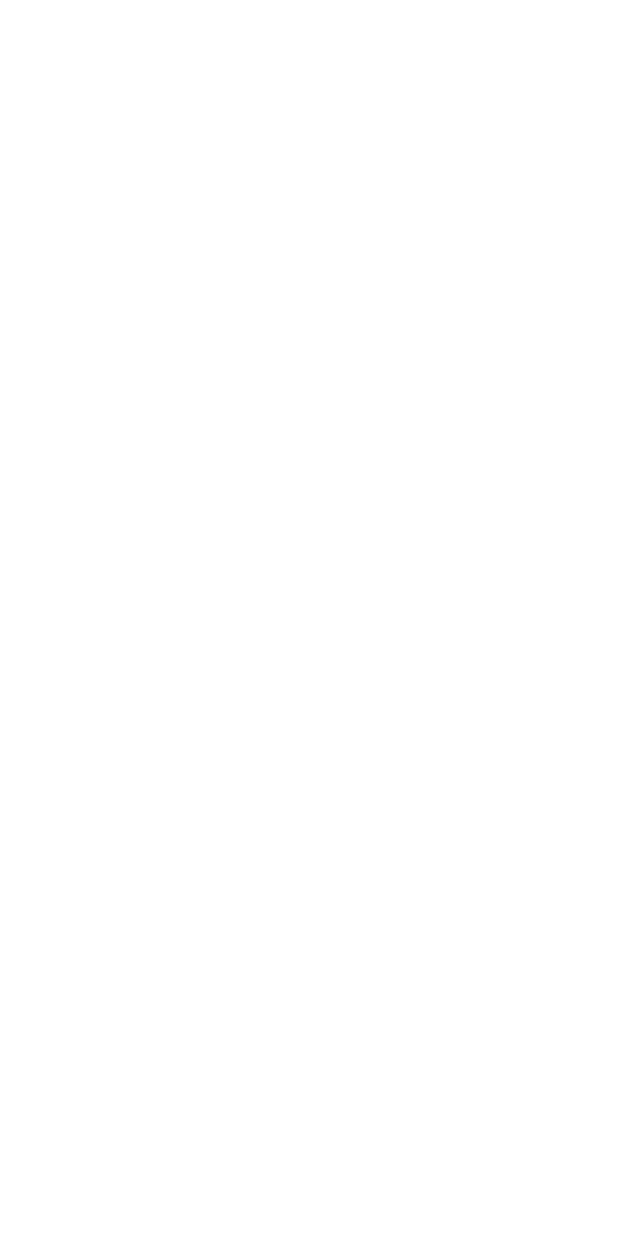
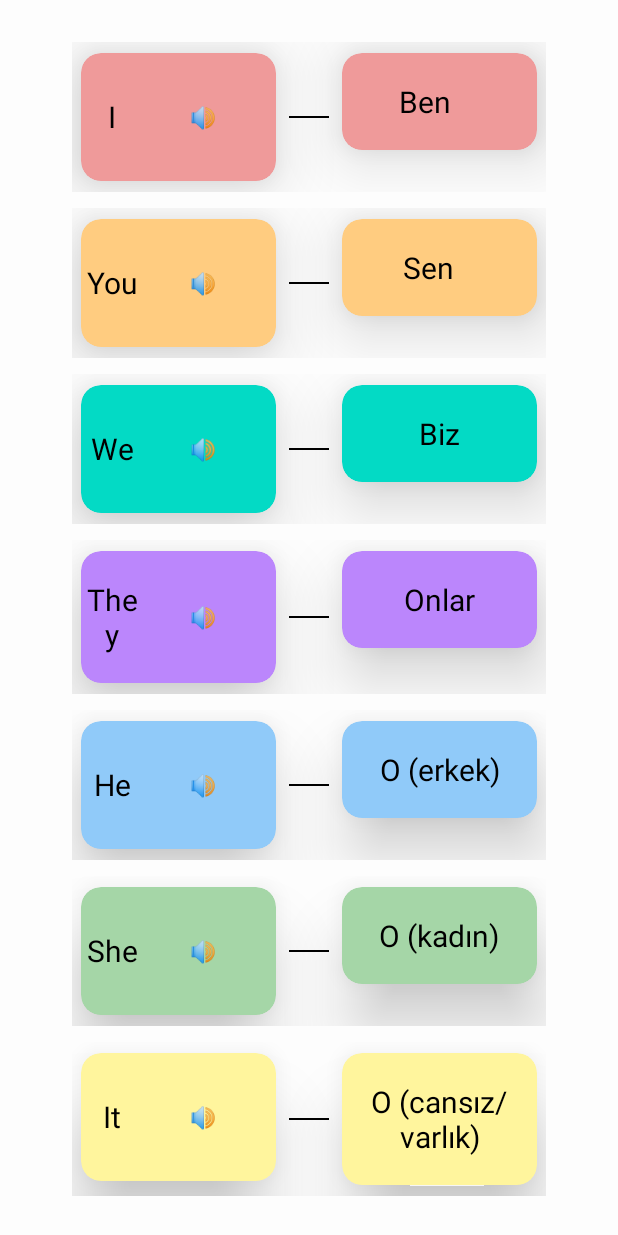
Before and after one commit to silapala/LingoLand, an Android app: the OzneActivity screen opened directly, with no data from a screen before it, on a phone screen of 412 x 824 dp. Before the commit the screen is empty. Run offline under Robolectric (Android 15) with nearby library versions, the light colour scheme and no system bars.

Commit message:
kelime pratiği sınıfı özne kısmı yapıldı.

```diff
--- a/app/src/main/java/com/example/myapplication/MainActivity.kt
+++ b/app/src/main/java/com/example/myapplication/MainActivity.kt
@@ -11,6 +11,7 @@ import android.widget.Toast
 import androidx.appcompat.app.AppCompatActivity
 import com.example.myapplication.Gorselseviyeler.Gorsel
 import com.example.myapplication.authentication.Giris
+import com.example.myapplication.cumleseviyeler.CumleKurma
 import com.example.myapplication.kelimeseviyeler.KelimePratik
 import com.example.myapplication.sesliseviyeler.SesliPratik
 import com.google.firebase.Firebase
--- a/app/src/main/java/com/example/myapplication/CumleKurma.kt
+++ b/app/src/main/java/com/example/myapplication/cumleseviyeler/CumleKurma.kt
@@ -1,12 +1,10 @@
-package com.example.myapplication
+package com.example.myapplication.cumleseviyeler
 
 import android.content.Intent
 import android.os.Bundle
 import android.widget.Button
 import androidx.appcompat.app.AppCompatActivity
-import com.example.myapplication.cumleseviyeler.CumKur1
-import com.example.myapplication.cumleseviyeler.CumSviye2
-import com.example.myapplication.cumleseviyeler.CuSeviye3
+import com.example.myapplication.R
 
 class CumleKurma : AppCompatActivity() {
     override fun onCreate(savedInstanceState: Bundle?) {
--- a/app/src/main/java/com/example/myapplication/kelimeseviyeler/KelimeP1.kt
+++ b/app/src/main/java/com/example/myapplication/kelimeseviyeler/KelimeP1.kt
@@ -7,6 +7,7 @@ import android.widget.Button
 import android.widget.LinearLayout
 import com.example.myapplication.R
 import com.example.myapplication.temeldil.OzneActivity
+
 
 class KelimeP1 : AppCompatActivity() {
     override fun onCreate(savedInstanceState: Bundle?) {
--- /dev/null
+++ b/app/src/main/java/com/example/myapplication/kelimeseviyeler/OzneFragment.kt
@@ -0,0 +1,124 @@
+package com.example.myapplication.kelimeseviyeler
+
+import android.speech.tts.TextToSpeech
+import android.os.Bundle
+import android.view.Gravity
+import android.view.View
+import android.widget.*
+import androidx.cardview.widget.CardView
+import androidx.core.content.ContextCompat
+import androidx.fragment.app.Fragment
+import androidx.viewpager2.widget.ViewPager2
+import com.example.myapplication.R
+
+class OzneFragment(
+    private val pronouns: List<Pair<String, String>>,
+    private val tts: TextToSpeech
+) : Fragment(R.layout.fragment_ozne_page) {
+
+    private val cardColors = listOf(
+        R.color.red_200,
+        R.color.orange_200,
+        R.color.teal_200,
+        R.color.purple_200,
+        R.color.blue_200,
+        R.color.green_200,
+        R.color.yellow_200
+    )
+
+    override fun onViewCreated(view: View, savedInstanceState: Bundle?) {
+        super.onViewCreated(view, savedInstanceState)
+
+        val blocksContainer: LinearLayout = view.findViewById(R.id.blocksContainer)
+
+        pronouns.forEachIndexed { index, (english, turkish) ->
+            val rowLayout = LinearLayout(requireContext()).apply {
+                orientation = LinearLayout.HORIZONTAL
+                layoutParams = LinearLayout.LayoutParams(
+                    LinearLayout.LayoutParams.MATCH_PARENT,
+                    LinearLayout.LayoutParams.WRAP_CONTENT
+                ).apply {
+                    bottomMargin = 16
+                }
+            }
+
+            val color = ContextCompat.getColor(requireContext(), cardColors[index % cardColors.size])
+
+            val englishCard = createCard(english, color, isEnglish = true)
+            val arrowView = View(requireContext()).apply {
+                setBackgroundColor(ContextCompat.getColor(requireContext(), R.color.black))
+                layoutParams = LinearLayout.LayoutParams(40, 2).apply {
+                    leftMargin = 4
+                    rightMargin = 4
+                    gravity = Gravity.CENTER_VERTICAL
+                }
+            }
+            val turkishCard = createCard(turkish, color, isEnglish = false)
+
+            rowLayout.addView(englishCard, LinearLayout.LayoutParams(0, LinearLayout.LayoutParams.WRAP_CONTENT, 1f))
+            rowLayout.addView(arrowView)
+            rowLayout.addView(turkishCard, LinearLayout.LayoutParams(0, LinearLayout.LayoutParams.WRAP_CONTENT, 1f))
+
+            blocksContainer.addView(rowLayout)
+        }
+
+        // ViewPager2 butonlarını bağlama
+        val viewPager = requireActivity().findViewById<ViewPager2>(R.id.viewPagerOzne)
+        val buttonLeft = requireActivity().findViewById<Button>(R.id.buttonLeft)
+        val buttonRight = requireActivity().findViewById<Button>(R.id.buttonRight)
+
+        buttonLeft.setOnClickListener {
+            if (viewPager.currentItem > 0) {
+                viewPager.currentItem = viewPager.currentItem - 1
+            }
+        }
+
+        buttonRight.setOnClickListener {
+            val itemCount = viewPager.adapter?.itemCount ?: 0
+            if (viewPager.currentItem < itemCount - 1) {
+                viewPager.currentItem = viewPager.currentItem + 1
+            }
+        }
+    }
+
+    private fun createCard(textContent: String, color: Int, isEnglish: Boolean): CardView {
+        return CardView(requireContext()).apply {
+            radius = 20f
+            setCardBackgroundColor(color)
+            useCompatPadding = true
+            elevation = 40f
+
+            val contentLayout = LinearLayout(requireContext()).apply {
+                orientation = LinearLayout.HORIZONTAL
+                gravity = Gravity.CENTER_VERTICAL
+                setPadding(5, 28, 5, 28)
+            }
+
+            val textView = TextView(requireContext()).apply {
+                text = textContent
+                textSize = 20f
+                textAlignment = View.TEXT_ALIGNMENT_CENTER
+                setTextColor(ContextCompat.getColor(requireContext(), R.color.black))
+                layoutParams = LinearLayout.LayoutParams(0, LinearLayout.LayoutParams.WRAP_CONTENT, 1f).apply {
+                    weight = 2f
+                }
+            }
+
+            contentLayout.addView(textView)
+
+            if (isEnglish) {
+                val speakButton = Button(requireContext()).apply {
+                    text = "🔊"
+                    setBackgroundColor(android.graphics.Color.TRANSPARENT)
+                    setPadding(1, 0, 4, 0)
+                    setOnClickListener {
+                        tts.speak(textContent, TextToSpeech.QUEUE_FLUSH, null, null)
+                    }
+                }
+                contentLayout.addView(speakButton)
+            }
+
+            addView(contentLayout)
+        }
+    }
+}
--- /dev/null
+++ b/app/src/main/java/com/example/myapplication/kelimeseviyeler/OznePagerAdapter.kt
@@ -0,0 +1,19 @@
+package com.example.myapplication.kelimeseviyeler
+
+import android.speech.tts.TextToSpeech
+import androidx.fragment.app.Fragment
+import androidx.fragment.app.FragmentActivity
+import androidx.viewpager2.adapter.FragmentStateAdapter
+
+class OznePagerAdapter(
+    fa: FragmentActivity,
+    private val pronounPages: List<List<Pair<String, String>>>,
+    private val tts: TextToSpeech
+) : FragmentStateAdapter(fa) {
+
+    override fun getItemCount(): Int = pronounPages.size
+
+    override fun createFragment(position: Int): Fragment {
+        return OzneFragment(pronounPages[position], tts)
+    }
+}
--- a/app/src/main/java/com/example/myapplication/temeldil/OzneActivity.kt
+++ b/app/src/main/java/com/example/myapplication/temeldil/OzneActivity.kt
@@ -1,10 +1,64 @@
 package com.example.myapplication.temeldil
 
+import android.os.Bundle
+import android.speech.tts.TextToSpeech
 import androidx.appcompat.app.AppCompatActivity
-import android.os.Bundle
+import androidx.viewpager2.widget.ViewPager2
+import com.example.myapplication.R
+import com.example.myapplication.kelimeseviyeler.OznePagerAdapter
+import java.util.*
 
-class OzneActivity : AppCompatActivity() {
+class OzneActivity : AppCompatActivity(), TextToSpeech.OnInitListener {
+
+    private lateinit var tts: TextToSpeech
+    private lateinit var viewPager: ViewPager2
+
+    private val pronounPages = listOf(
+        listOf(
+            Pair("I", "Ben    "),
+            Pair("You", "Sen   "),
+            Pair("We", "Biz"),
+            Pair("They", "Onlar"),
+            Pair("He", "O (erkek)"),
+            Pair("She", "O (kadın)"),
+            Pair("It", "O (cansız/varlık)")
+        ),
+        listOf(
+            Pair("This", "Bu"),
+            Pair("That", "Şu"),
+            Pair("These", "Bunlar"),
+            Pair("Those", "Şunlar")
+        ),
+        listOf(
+            Pair("Everybody", "Herkes"),
+            Pair("Nobody", "Hiç kimse"),
+            Pair("Someone", "Biri"),
+            Pair("Anyone", "Herhangi biri")
+        )
+    )
+
     override fun onCreate(savedInstanceState: Bundle?) {
         super.onCreate(savedInstanceState)
+        setContentView(R.layout.activity_ozne)
+
+        tts = TextToSpeech(this, this)
+        viewPager = findViewById(R.id.viewPagerOzne)
+
+        val adapter = OznePagerAdapter(this, pronounPages, tts)
+        viewPager.adapter = adapter
+    }
+
+    override fun onInit(status: Int) {
+        if (status == TextToSpeech.SUCCESS) {
+            tts.language = Locale.ENGLISH
+        }
+    }
+
+    override fun onDestroy() {
+        if (::tts.isInitialized) {
+            tts.stop()
+            tts.shutdown()
+        }
+        super.onDestroy()
     }
 }
--- /dev/null
+++ b/app/src/main/res/layout/activity_giris.xml
@@ -0,0 +1,12 @@
+<?xml version="1.0" encoding="utf-8"?>
+<LinearLayout xmlns:android="http://schemas.android.com/apk/res/android"
+    android:id="@+id/girisContainer"
+    android:layout_width="match_parent"
+    android:layout_height="match_parent"
+    android:orientation="vertical"
+    android:gravity="center"
+    android:padding="16dp">
+
+    <!-- Örneğin buraya EditText ve Button ekleyebilirsin -->
+
+</LinearLayout>
--- /dev/null
+++ b/app/src/main/res/layout/activity_ozne.xml
@@ -0,0 +1,107 @@
+<?xml version="1.0" encoding="utf-8"?>
+<ScrollView xmlns:android="http://schemas.android.com/apk/res/android"
+    xmlns:app="http://schemas.android.com/apk/res-auto"
+    android:layout_width="match_parent"
+    android:layout_height="match_parent"
+    android:background="@color/colorBackground">
+
+    <LinearLayout
+        android:orientation="vertical"
+        android:padding="16dp"
+        android:layout_width="match_parent"
+        android:layout_height="wrap_content">
+
+        <!-- Başlık -->
+        <TextView
+            android:layout_width="match_parent"
+            android:layout_height="wrap_content"
+            android:text="Zamirler (Pronouns)"
+            android:textSize="24sp"
+            android:textStyle="bold"
+            android:textColor="@color/colorPrimary"
+            android:gravity="center"
+            android:layout_marginBottom="16dp" />
+
+        <!-- Özne tanımı -->
+        <androidx.cardview.widget.CardView
+            android:layout_width="match_parent"
+            android:layout_height="wrap_content"
+            app:cardCornerRadius="12dp"
+            app:cardElevation="4dp"
+            app:cardUseCompatPadding="true"
+            app:cardBackgroundColor="@color/arkaplan">
+
+            <TextView
+                android:id="@+id/ozneDefinition"
+                android:layout_width="match_parent"
+                android:layout_height="wrap_content"
+                android:text="Özne nedir? Özne, cümlede işi yapan ya da durumu bildiren öğedir. Özel isimler de öznedir."
+                android:textSize="20sp"
+                android:textColor="@color/black"
+                android:padding="16dp" />
+        </androidx.cardview.widget.CardView>
+
+        <!-- Başlık Satırı -->
+        <LinearLayout
+            android:layout_width="match_parent"
+            android:layout_height="wrap_content"
+            android:orientation="horizontal"
+            android:layout_marginTop="16dp"
+            android:layout_marginBottom="8dp">
+
+            <TextView
+                android:layout_width="0dp"
+                android:layout_height="wrap_content"
+                android:layout_weight="1"
+                android:text="İngilizce"
+                android:textStyle="bold"
+                android:textSize="16sp"
+                android:gravity="center" />
+
+            <Space
+                android:layout_width="40dp"
+                android:layout_height="wrap_content" />
+
+            <TextView
+                android:layout_width="0dp"
+                android:layout_height="wrap_content"
+                android:layout_weight="1"
+                android:text="Türkçe"
+                android:textStyle="bold"
+                android:textSize="16sp"
+                android:gravity="center" />
+        </LinearLayout>
+        <androidx.viewpager2.widget.ViewPager2
+            android:id="@+id/viewPagerOzne"
+            android:layout_width="match_parent"
+            android:layout_height="match_parent"
+            android:padding="16dp"
+            app:layout_constraintTop_toTopOf="parent"
+            app:layout_constraintBottom_toBottomOf="parent" />
+        <Button
+            android:id="@+id/buttonLeft"
+            android:layout_width="48dp"
+            android:layout_height="48dp"
+            android:text="◀"
+            android:layout_alignParentStart="true"
+            android:layout_centerVertical="true"
+            android:background="@android:color/transparent" />
+
+        <!-- Sağ geçiş butonu -->
+        <Button
+            android:id="@+id/buttonRight"
+            android:layout_width="48dp"
+            android:layout_height="48dp"
+            android:text="▶"
+            android:layout_alignParentEnd="true"
+            android:layout_centerVertical="true"
+            android:background="@android:color/transparent" />
+
+        <LinearLayout
+            android:id="@+id/blocksContainer"
+            android:orientation="vertical"
+            android:layout_width="match_parent"
+            android:layout_height="wrap_content" />
+
+    </LinearLayout>
+</ScrollView>
--- /dev/null
+++ b/app/src/main/res/layout/fragment_ozne_page.xml
@@ -0,0 +1,10 @@
+<?xml version="1.0" encoding="utf-8"?>
+<LinearLayout xmlns:android="http://schemas.android.com/apk/res/android"
+    android:id="@+id/blocksContainer"
+    android:layout_width="match_parent"
+    android:layout_height="match_parent"
+    android:orientation="vertical"
+    android:padding="16dp"
+    android:gravity="center"
+
+    />
--- /dev/null
+++ b/app/src/main/res/layout/item_ozne.xml
@@ -0,0 +1,31 @@
+<?xml version="1.0" encoding="utf-8"?>
+<androidx.cardview.widget.CardView xmlns:android="http://schemas.android.com/apk/res/android"
+    android:id="@+id/cardView"
+    android:layout_width="match_parent"
+    android:layout_height="wrap_content"
+    android:layout_margin="16dp"
+    android:radius="24dp"
+    android:elevation="6dp">
+
+    <LinearLayout
+        android:layout_width="450dp"
+        android:layout_height="wrap_content"
+        android:gravity="center_vertical"
+        android:orientation="horizontal"
+        android:padding="16dp">
+
+        <TextView
+            android:id="@+id/textView"
+            android:layout_width="390dp"
+            android:layout_height="wrap_content"
+            android:textColor="@android:color/black"
+            android:textSize="22sp" />
+
+        <Button
+            android:id="@+id/speakButton"
+            android:layout_width="48dp"
+            android:layout_height="wrap_content"
+            android:background="@android:color/transparent"
+            android:text="🔊" />
+    </LinearLayout>
+</androidx.cardview.widget.CardView>
--- a/app/src/main/res/values/colors.xml
+++ b/app/src/main/res/values/colors.xml
@@ -17,12 +17,18 @@
     <color name="colorButton2">#4CAF50</color>
     <color name="colorButton3">#2196F3</color>
     <color name="colorButton4">#9C27B0</color>
-    <color name="arkaplan">#564F7A</color>
+    <color name="arkaplan">#E5B6B5B6</color>
         <color name="colorPrimary">#1976D2</color>
 <color name="kartback">#5EEF9E9E</color>
         <color name="seviye1_rengi">#FF5733</color>
         <color name="seviye2_rengi">#33FF57</color>
         <color name="seviye3_rengi">#D500F9</color>
     <color name="card_background">#DDFB7F2C</color>
+    <color name="red_200">#EF9A9A</color>
+
+    <color name="orange_200">#FFCC80</color>
+    <color name="green_200">#A5D6A7</color>
+    <color name="blue_200">#90CAF9</color>
+    <color name="yellow_200">#FFF59D</color>
 
 </resources>
```
Also changed, not shown: app/src/main/AndroidManifest.xml (+4 -5 lines).
